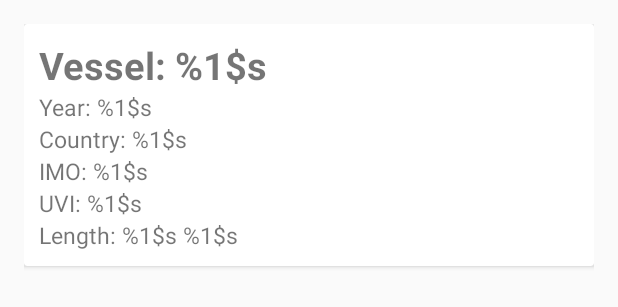
After one commit to DarrienG/GoatFish-Android, an Android app: the layout results_row.xml on its own in the app's theme, with its tools: preview values and no code run, on a phone screen of 412 x 824 dp. The commit adds this screen. Shown: the top 307 px of the screen. Run offline under Robolectric (Android 15) with nearby library versions, the phone set to English and light mode, and no system bars.

Commit message:
Add row for list of cards; add skeleton listview

```diff
--- a/app/src/main/AndroidManifest.xml
+++ b/app/src/main/AndroidManifest.xml
@@ -16,6 +16,7 @@
             </intent-filter>
         </activity>
         <activity android:name=".AdvancedSearchActivity" />
+        <activity android:name=".ResultsActivity" />
     </application>
 
 </manifest>
--- a/app/src/main/java/com/darrienglasser/goatfish/ResultsActivity.java
+++ b/app/src/main/java/com/darrienglasser/goatfish/ResultsActivity.java
@@ -9,5 +9,7 @@ public class ResultsActivity extends AppCompatActivity {
     protected void onCreate(Bundle savedInstanceState) {
         super.onCreate(savedInstanceState);
         setContentView(R.layout.activity_results);
+
+
     }
 }
--- a/app/src/main/res/layout/activity_results.xml
+++ b/app/src/main/res/layout/activity_results.xml
@@ -1,12 +1,11 @@
 <?xml version="1.0" encoding="utf-8"?>
-<RelativeLayout xmlns:android="http://schemas.android.com/apk/res/android"
-    xmlns:tools="http://schemas.android.com/tools"
-    android:layout_width="match_parent"
-    android:layout_height="match_parent"
-    android:paddingBottom="@dimen/activity_vertical_margin"
-    android:paddingLeft="@dimen/activity_horizontal_margin"
-    android:paddingRight="@dimen/activity_horizontal_margin"
-    android:paddingTop="@dimen/activity_vertical_margin"
-    tools:context="com.darrienglasser.goatfish.ResultsActivity">
+<LinearLayout xmlns:android="http://schemas.android.com/apk/res/android"
+    android:orientation="vertical" android:layout_width="match_parent"
+    android:layout_height="match_parent">
 
-</RelativeLayout>
+    <ListView
+        android:layout_width="match_parent"
+        android:layout_height="match_parent">
+    </ListView>
+
+</LinearLayout>
--- /dev/null
+++ b/app/src/main/res/layout/results_row.xml
@@ -0,0 +1,62 @@
+<?xml version="1.0" encoding="utf-8"?>
+<LinearLayout xmlns:android="http://schemas.android.com/apk/res/android"
+    xmlns:tools="http://schemas.android.com/tools"
+    android:layout_width="match_parent"
+    android:layout_height="match_parent"
+    android:paddingBottom="@dimen/activity_vertical_margin"
+    android:paddingLeft="@dimen/activity_horizontal_margin"
+    android:paddingRight="@dimen/activity_horizontal_margin"
+    android:paddingTop="@dimen/activity_vertical_margin"
+    tools:context="com.darrienglasser.goatfish.ResultsActivity">
+
+    <android.support.v7.widget.CardView
+        android:layout_width="match_parent"
+        android:layout_height="wrap_content">
+
+        <LinearLayout
+            android:layout_width="match_parent"
+            android:layout_height="wrap_content"
+            android:padding="10dp"
+            android:orientation="vertical" >
+
+            <TextView
+                android:layout_width="match_parent"
+                android:layout_height="match_parent"
+                android:textSize="25sp"
+                android:textStyle="bold"
+                android:text="@string/vessel_name" />
+
+            <TextView
+                android:layout_width="wrap_content"
+                android:layout_height="wrap_content"
+                android:textSize="15sp"
+                android:text="@string/year"/>
+
+            <TextView
+                android:layout_width="wrap_content"
+                android:layout_height="wrap_content"
+                android:textSize="15sp"
+                android:text="@string/country"/>
+
+            <TextView
+                android:layout_width="wrap_content"
+                android:layout_height="wrap_content"
+                android:textSize="15sp"
+                android:text="@string/imo"/>
+
+            <TextView
+                android:layout_width="wrap_content"
+                android:layout_height="wrap_content"
+                android:textSize="15sp"
+                android:text="@string/uvi"/>
+
+            <TextView
+                android:layout_width="wrap_content"
+                android:layout_height="wrap_content"
+                android:textSize="15sp"
+                android:text="@string/length"/>
+
+        </LinearLayout>
+    </android.support.v7.widget.CardView>
+
+</LinearLayout>
--- a/app/src/main/res/values/strings.xml
+++ b/app/src/main/res/values/strings.xml
@@ -15,4 +15,13 @@
 
     <!-- Data intent retrieval strings. -->
     <string name="search_data">search_data</string>
+
+    <!-- Row data. -->
+    <string name="vessel_name">Vessel: %1$s</string>
+    <string name="year">Year: %1$s</string>
+    <string name="country">Country: %1$s</string>
+    <string name="imo">IMO: %1$s</string>
+    <string name="uvi">UVI: %1$s</string>
+    <string name="length">Length: %1$s %1$s</string>
+
 </resources>
```
